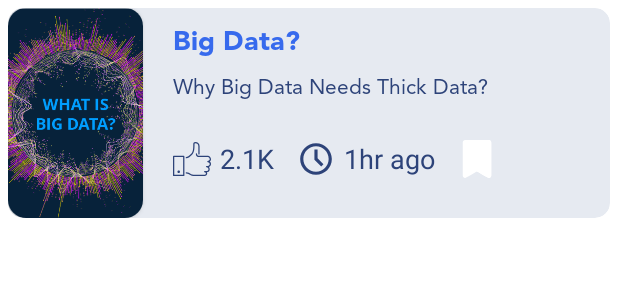
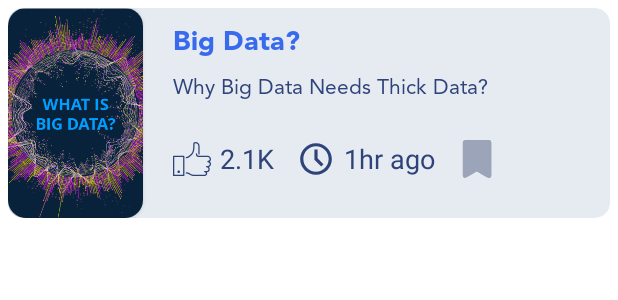
Before and after one commit to SiddyDevelops/Blogaro, an Android app: the layout profile_rv_item_layout.xml on its own in the app's theme, with its tools: preview values and no code run, on a phone screen of 412 x 824 dp. Shown: the top 300 px of the screen. Run offline under Robolectric (Android 15) with nearby library versions, the phone set to English and light mode, and no system bars.

Commit message:
Added BookmarkFunc

```diff
--- a/Blogaro/app/src/main/res/drawable/bookmark_state.xml
+++ b/Blogaro/app/src/main/res/drawable/bookmark_state.xml
@@ -1,5 +1,5 @@
 <?xml version="1.0" encoding="utf-8"?>
 <selector xmlns:android="http://schemas.android.com/apk/res/android">
-    <item android:drawable="@drawable/ic_bookmark_selected" android:state_pressed="true"/>
+    <item android:drawable="@drawable/ic_bookmark_selected" android:state_activated="true"/>
     <item android:drawable="@drawable/ic_bookmark" />
 </selector>
--- a/Blogaro/app/src/main/res/drawable/ic_bookmark.xml
+++ b/Blogaro/app/src/main/res/drawable/ic_bookmark.xml
@@ -4,15 +4,15 @@
     android:viewportWidth="280.028"
     android:viewportHeight="280.028">
     <path
-        android:fillColor="#FFFFFF"
+        android:fillColor="#9BA4B8"
         android:pathData="M52.506,0h175.017c9.661,0 17.502,7.832 17.502,17.502v245.024c0,10.212 -7.71,17.502 -17.502,17.502c-8.191,0 -70.269,-38.81 -78.758,-43.754c-8.497,-4.944 -8.628,-5.233 -17.502,0c-8.873,5.259 -70.409,43.754 -78.758,43.754c-9.915,0 -17.502,-7.027 -17.502,-17.502V17.502C35.004,7.832 42.845,0 52.506,0z" />
     <path
-        android:fillColor="#FFFFFF"
+        android:fillColor="#9BA4B8"
         android:pathData="M227.523,0h-87.509v232.466c2.258,-0.018 4.419,1.278 8.751,3.807c8.453,4.927 70.086,43.448 78.618,43.728h0.411c9.661,-0.14 17.23,-7.359 17.23,-17.475V17.502C245.025,7.832 237.184,0 227.523,0z" />
     <path
-        android:fillColor="#FFFFFF"
+        android:fillColor="#9BA4B8"
         android:pathData="M210.048,105.395l-46.038,-3.404l-23.995,-49.486l-24.266,49.486l-45.758,3.404l30.628,38.197l-8.751,48.9l48.147,-22.507l48.147,22.507l-8.908,-48.9C179.253,143.593 210.048,105.395 210.048,105.395z" />
     <path
-        android:fillColor="#FFFFFF"
+        android:fillColor="#9BA4B8"
         android:pathData="M188.162,192.501l-8.909,-48.899l30.795,-38.207l-46.039,-3.404l-23.994,-49.486l0,117.498z" />
 </vector>
--- a/Blogaro/app/src/main/res/layout/profile_rv_item_layout.xml
+++ b/Blogaro/app/src/main/res/layout/profile_rv_item_layout.xml
@@ -105,6 +105,7 @@
                 <ImageView
                     android:layout_width="wrap_content"
                     android:layout_height="match_parent"
+                    android:id="@+id/bookmarkIV"
                     android:src="@drawable/bookmark_state"
                     android:clickable="true"
                     android:layout_marginStart="15dp"
```
Also changed, not shown: Blogaro/app/src/main/java/com/siddydevelops/blogaro/RecyclerViewAdapters/ProfileRVAdapter.java (+13 -0 lines).
